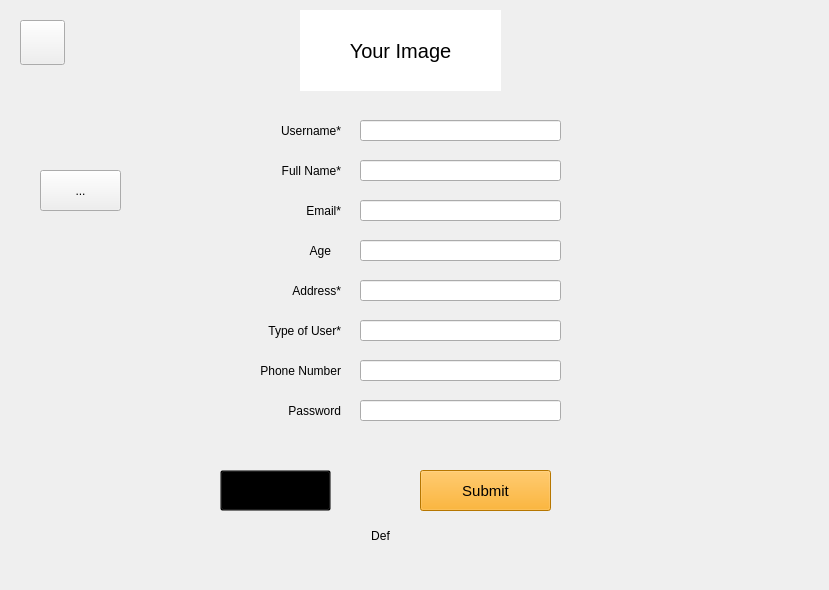
The window that King_Project/signupform.ui (greg-maceachern12/MicroManage) describes before a commit, drawn with Qt 5.
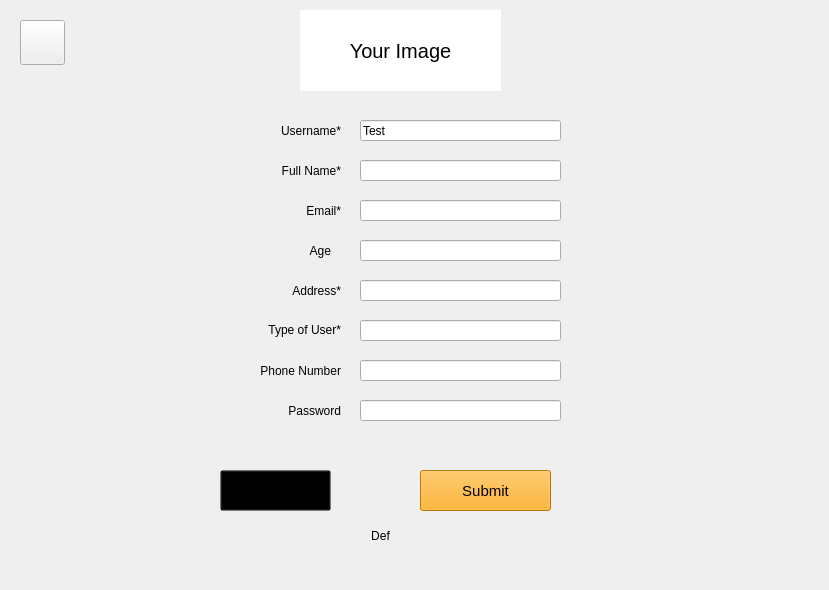
The same window after the commit.

Commit message: tabs and signup fixes

```diff
--- a/King_Project/signupform.ui
+++ b/King_Project/signupform.ui
@@ -13,6 +13,9 @@
   <property name="windowTitle">
    <string>Form</string>
   </property>
+  <property name="styleSheet">
+   <string notr="true"/>
+  </property>
   <widget class="QLabel" name="label_5">
    <property name="geometry">
     <rect>
@@ -165,19 +168,6 @@
     <string>Submit</string>
    </property>
   </widget>
-  <widget class="QToolButton" name="toolButton">
-   <property name="geometry">
-    <rect>
-     <x>40</x>
-     <y>170</y>
-     <width>81</width>
-     <height>41</height>
-    </rect>
-   </property>
-   <property name="text">
-    <string>...</string>
-   </property>
-  </widget>
   <widget class="QLineEdit" name="txtName">
    <property name="geometry">
     <rect>
@@ -232,6 +222,9 @@
      <height>21</height>
     </rect>
    </property>
+   <property name="text">
+    <string>Test</string>
+   </property>
   </widget>
   <widget class="QLineEdit" name="txtAge">
    <property name="geometry">
@@ -253,25 +246,6 @@
     </rect>
    </property>
   </widget>
-  <widget class="QLabel" name="label_5">
-   <property name="geometry">
-    <rect>
-     <x>250</x>
-     <y>310</y>
-     <width>91</width>
-     <height>41</height>
-    </rect>
-   </property>
-   <property name="styleSheet">
-    <string notr="true">font-family: &quot;Avenir Next&quot;;</string>
-   </property>
-   <property name="text">
-    <string>Type of User*</string>
-   </property>
-   <property name="alignment">
-    <set>Qt::AlignRight|Qt::AlignTrailing|Qt::AlignVCenter</set>
-   </property>
-  </widget>
   <widget class="QLineEdit" name="txtType">
    <property name="geometry">
     <rect>
@@ -357,6 +331,22 @@
     </rect>
    </property>
   </widget>
+  <widget class="QLabel" name="label_user">
+   <property name="geometry">
+    <rect>
+     <x>230</x>
+     <y>320</y>
+     <width>111</width>
+     <height>20</height>
+    </rect>
+   </property>
+   <property name="text">
+    <string>Type of User*</string>
+   </property>
+   <property name="alignment">
+    <set>Qt::AlignRight|Qt::AlignTrailing|Qt::AlignVCenter</set>
+   </property>
+  </widget>
   <zorder>SignUp</zorder>
   <zorder>textEdit_5</zorder>
   <zorder>label_5</zorder>
```
Left out of the diff: 38 changed lines with no effect on the pictures. The commit also changes 2 other files.
